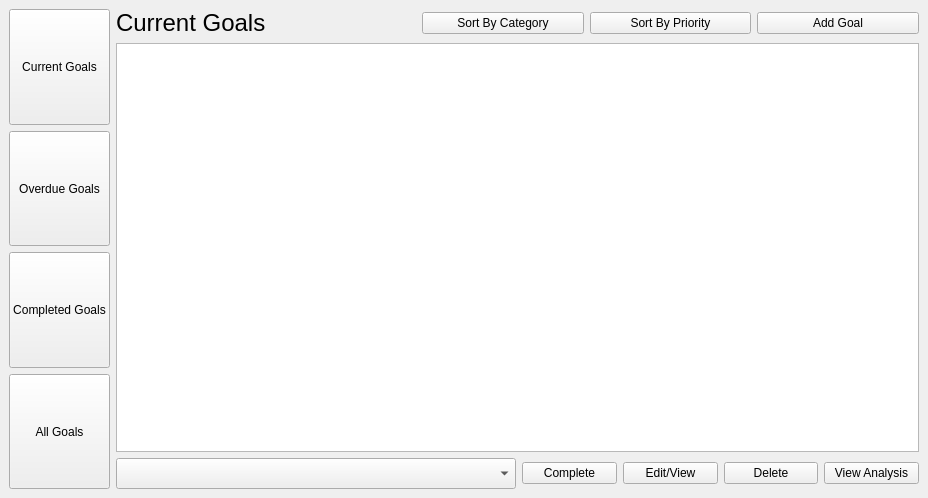
cis422-goaltracker/goaltracker, file UI/MainWindow.ui: the form before one commit.
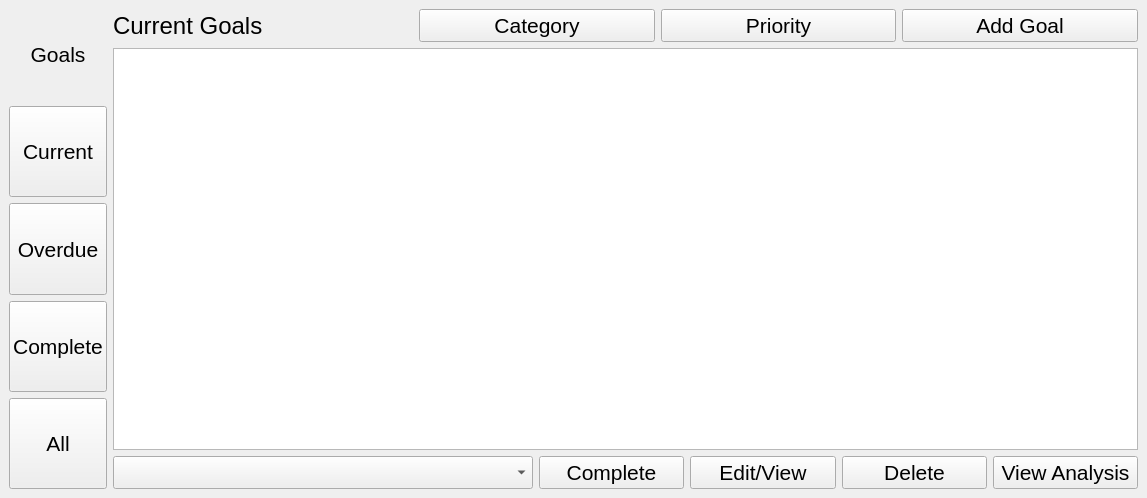
The form after the commit.

Commit message: Updated font size and a few new elements for UI's

What changed in the file:
```diff
--- a/UI/MainWindow.ui
+++ b/UI/MainWindow.ui
@@ -6,7 +6,7 @@
    <rect>
     <x>0</x>
     <y>0</y>
-    <width>928</width>
+    <width>1147</width>
     <height>498</height>
    </rect>
   </property>
@@ -17,6 +17,21 @@
    <layout class="QHBoxLayout" name="horizontalLayout_3">
     <item>
      <layout class="QVBoxLayout" name="verticalLayout">
+      <item>
+       <widget class="QLabel" name="label">
+        <property name="font">
+         <font>
+          <pointsize>16</pointsize>
+         </font>
+        </property>
+        <property name="text">
+         <string>Goals</string>
+        </property>
+        <property name="alignment">
+         <set>Qt::AlignCenter</set>
+        </property>
+       </widget>
+      </item>
       <item>
        <widget class="QPushButton" name="push_CurrentGoals">
         <property name="sizePolicy">
@@ -25,8 +40,13 @@
           <verstretch>0</verstretch>
          </sizepolicy>
         </property>
+        <property name="font">
+         <font>
+          <pointsize>16</pointsize>
+         </font>
+        </property>
         <property name="text">
-         <string>Current Goals</string>
+         <string>Current</string>
         </property>
        </widget>
       </item>
@@ -38,8 +58,13 @@
           <verstretch>0</verstretch>
          </sizepolicy>
         </property>
+        <property name="font">
+         <font>
+          <pointsize>16</pointsize>
+         </font>
+        </property>
         <property name="text">
-         <string>Overdue Goals</string>
+         <string>Overdue</string>
         </property>
        </widget>
       </item>
@@ -51,8 +76,13 @@
           <verstretch>0</verstretch>
          </sizepolicy>
         </property>
+        <property name="font">
+         <font>
+          <pointsize>16</pointsize>
+         </font>
+        </property>
         <property name="text">
-         <string>Completed Goals</string>
+         <string>Complete</string>
         </property>
        </widget>
       </item>
@@ -64,8 +94,13 @@
           <verstretch>0</verstretch>
          </sizepolicy>
         </property>
+        <property name="font">
+         <font>
+          <pointsize>16</pointsize>
+         </font>
+        </property>
         <property name="text">
-         <string>All Goals</string>
+         <string>All</string>
         </property>
        </widget>
       </item>
@@ -95,20 +130,35 @@
         </item>
         <item>
          <widget class="QPushButton" name="push_sort_category">
+          <property name="font">
+           <font>
+            <pointsize>16</pointsize>
+           </font>
+          </property>
           <property name="text">
-           <string>Sort By Category</string>
+           <string>Category</string>
           </property>
          </widget>
         </item>
         <item>
          <widget class="QPushButton" name="push_sort_priority">
+          <property name="font">
+           <font>
+            <pointsize>16</pointsize>
+           </font>
+          </property>
           <property name="text">
-           <string>Sort By Priority</string>
+           <string>Priority</string>
           </property>
          </widget>
         </item>
         <item>
          <widget class="QPushButton" name="push_add_goal">
+          <property name="font">
+           <font>
+            <pointsize>16</pointsize>
+           </font>
+          </property>
           <property name="text">
            <string>Add Goal</string>
           </property>
@@ -118,6 +168,11 @@
       </item>
       <item>
        <widget class="QListWidget" name="listWidget">
+        <property name="font">
+         <font>
+          <pointsize>16</pointsize>
+         </font>
+        </property>
         <property name="alternatingRowColors">
          <bool>true</bool>
         </property>
@@ -129,19 +184,24 @@
          <widget class="QComboBox" name="comboBox">
           <property name="minimumSize">
            <size>
-            <width>400</width>
+            <width>420</width>
             <height>0</height>
            </size>
           </property>
           <property name="font">
            <font>
-            <pointsize>14</pointsize>
+            <pointsize>16</pointsize>
            </font>
           </property>
          </widget>
         </item>
         <item>
          <widget class="QPushButton" name="push_complete">
+          <property name="font">
+           <font>
+            <pointsize>16</pointsize>
+           </font>
+          </property>
           <property name="text">
            <string>Complete</string>
           </property>
@@ -149,6 +209,11 @@
         </item>
         <item>
          <widget class="QPushButton" name="push_edit_view">
+          <property name="font">
+           <font>
+            <pointsize>16</pointsize>
+           </font>
+          </property>
           <property name="text">
            <string>Edit/View</string>
           </property>
@@ -156,6 +221,11 @@
         </item>
         <item>
          <widget class="QPushButton" name="push_delete_goal">
+          <property name="font">
+           <font>
+            <pointsize>16</pointsize>
+           </font>
+          </property>
           <property name="text">
            <string>Delete</string>
           </property>
@@ -163,6 +233,11 @@
         </item>
         <item>
          <widget class="QPushButton" name="push_view_analysis">
+          <property name="font">
+           <font>
+            <pointsize>16</pointsize>
+           </font>
+          </property>
           <property name="text">
            <string>View Analysis</string>
           </property>
```
The commit also changes 2 other files.
